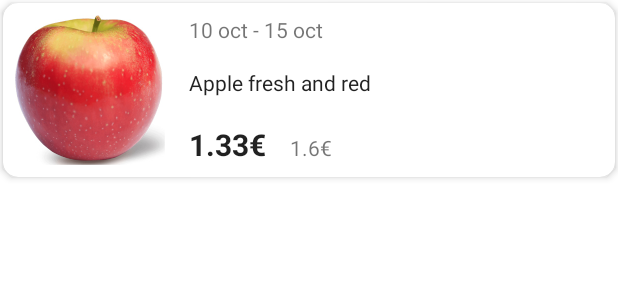
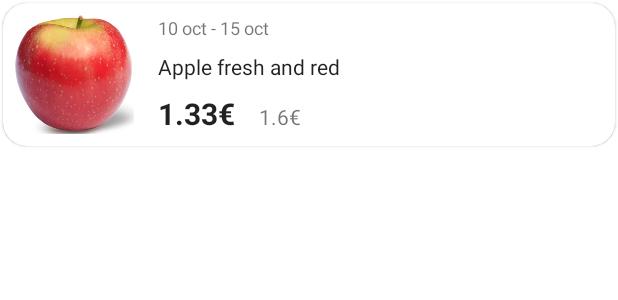
Before and after one commit to mdemianova/Discounts-Catalog-Speisefant, an Android app: the layout product_layout.xml on its own in the app's theme, with its tools: preview values and no code run, on a phone screen of 412 x 824 dp. Shown: the top 300 px of the screen. Run offline under Robolectric (Android 15) with nearby library versions, the phone set to English and light mode, and no system bars.

Commit message:
Product UI updated.

```diff
--- a/app/src/main/java/com/ignation/speisefant/adapter/ProductAdapter.kt
+++ b/app/src/main/java/com/ignation/speisefant/adapter/ProductAdapter.kt
@@ -4,6 +4,7 @@ import android.content.Context
 import android.view.LayoutInflater
 import android.view.ViewGroup
 import androidx.recyclerview.widget.RecyclerView
+import com.ignation.speisefant.R
 import com.ignation.speisefant.databinding.ProductLayoutBinding
 import com.ignation.speisefant.domain.Product
 
@@ -27,6 +28,9 @@ class ProductAdapter(private val context: Context) :
         with(holder) {
             with(item) {
                 binding.productTitle.text = name
+                binding.productDate.text = context.getString(R.string.date, startDate, endDate)
+                binding.productPriceNew.text = context.getString(R.string.new_price, newPrice.toFloat() / 100)
+                binding.productPriceOld.text = context.getString(R.string.old_price, oldPrice.toFloat() / 100)
             }
         }
     }
--- a/app/src/main/res/layout/product_layout.xml
+++ b/app/src/main/res/layout/product_layout.xml
@@ -4,15 +4,17 @@
     xmlns:tools="http://schemas.android.com/tools">
 
     <data>
-
+        <variable
+            name="product"
+            type="com.ignation.speisefant.domain.Product" />
     </data>
 
     <com.google.android.material.card.MaterialCardView
         android:layout_width="match_parent"
         android:layout_height="wrap_content"
         android:layout_margin="2dp"
-        app:cardCornerRadius="10dp"
-        app:cardElevation="3dp"
+        app:cardCornerRadius="16dp"
+        app:cardElevation="1dp"
         app:contentPadding="8dp">
 
         <androidx.constraintlayout.widget.ConstraintLayout
@@ -21,19 +23,23 @@
 
             <ImageView
                 android:id="@+id/product_image"
-                android:layout_width="100dp"
-                android:layout_height="100dp"
+                app:imageUrl="@{product.image}"
+                android:layout_width="0dp"
+                android:layout_height="0dp"
+                android:scaleType="centerCrop"
                 android:contentDescription="@string/product_picture"
+                app:layout_constraintBottom_toBottomOf="parent"
+                app:layout_constraintDimensionRatio="h,1:1"
                 app:layout_constraintStart_toStartOf="parent"
                 app:layout_constraintTop_toTopOf="parent"
-                tools:srcCompat="@drawable/image_placeholder"
-                imageUrl=""/>
+                tools:srcCompat="@drawable/image_placeholder" />
 
             <TextView
                 android:id="@+id/product_date"
                 android:layout_width="wrap_content"
                 android:layout_height="wrap_content"
                 android:layout_marginStart="16dp"
+                android:textSize="12sp"
                 app:layout_constraintStart_toEndOf="@id/product_image"
                 app:layout_constraintTop_toTopOf="@id/product_image"
                 tools:text="10 oct - 15 oct" />
@@ -43,11 +49,12 @@
                 android:layout_width="wrap_content"
                 android:layout_height="wrap_content"
                 android:layout_marginStart="16dp"
+                android:layout_marginTop="8dp"
                 android:textAppearance="@style/TextAppearance.AppCompat.Body1"
                 android:textSize="20sp"
                 android:textStyle="bold"
-                app:layout_constraintBottom_toBottomOf="parent"
                 app:layout_constraintStart_toEndOf="@id/product_image"
+                app:layout_constraintTop_toBottomOf="@+id/product_title"
                 tools:text="1.33€" />
 
             <TextView
@@ -64,7 +71,7 @@
                 android:layout_width="wrap_content"
                 android:layout_height="wrap_content"
                 android:layout_marginStart="16dp"
-                android:layout_marginTop="16dp"
+                android:layout_marginTop="8dp"
                 android:textAppearance="@style/TextAppearance.AppCompat.Body1"
                 app:layout_constraintStart_toEndOf="@id/product_image"
                 app:layout_constraintTop_toBottomOf="@id/product_date"
--- a/app/src/main/res/values/strings.xml
+++ b/app/src/main/res/values/strings.xml
@@ -1,6 +1,7 @@
 <resources>
     <string name="app_name">Speisefant</string>
     <string name="product_picture">Produktbild</string>
-    <string name="new_price">%s€</string>
-    <string name="old_price">%s€</string>
+    <string name="new_price">%1$.2f €</string>
+    <string name="old_price">%1$.2f €</string>
+    <string name="date">%s — %s</string>
 </resources>
```
Also changed, not shown: app/build.gradle (+8 -0 lines).
